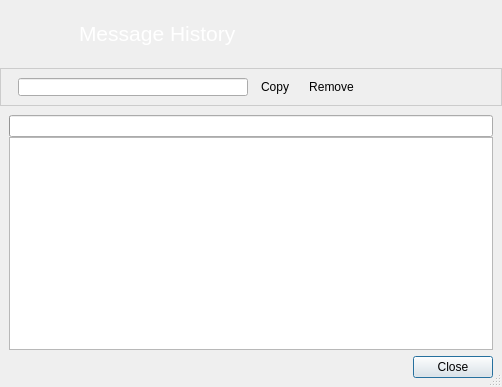
RetroShare/RetroShare, file retroshare-gui/src/gui/im_history/ImHistoryBrowser.ui: the form before one commit.
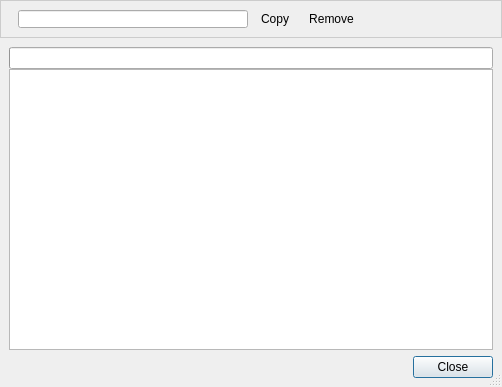
The form after the commit. Icons and pictures are not drawn. Custom widgets are drawn as their Qt base class.

Commit message: Added new base class HeaderFrame - image and text at top of the windows.

```diff
--- a/retroshare-gui/src/gui/im_history/ImHistoryBrowser.ui
+++ b/retroshare-gui/src/gui/im_history/ImHistoryBrowser.ui
@@ -28,10 +28,7 @@
     <number>0</number>
    </property>
    <item row="0" column="0">
-    <widget class="QFrame" name="frame_2">
-     <property name="styleSheet">
-      <string notr="true">QFrame#frame_2{background-image: url(:/images/connect/connectFriendBanner.png)}</string>
-     </property>
+    <widget class="HeaderFrame" name="headerFrame">
      <property name="frameShape">
       <enum>QFrame::NoFrame</enum>
      </property>
@@ -41,59 +38,6 @@
      <property name="lineWidth">
       <number>1</number>
      </property>
-     <layout class="QGridLayout" name="gridLayout_3">
-      <property name="leftMargin">
-       <number>6</number>
-      </property>
-      <property name="topMargin">
-       <number>2</number>
-      </property>
-      <property name="rightMargin">
-       <number>2</number>
-      </property>
-      <property name="bottomMargin">
-       <number>2</number>
-      </property>
-      <property name="horizontalSpacing">
-       <number>9</number>
-      </property>
-      <property name="verticalSpacing">
-       <number>6</number>
-      </property>
-      <item row="0" column="0">
-       <widget class="QLabel" name="label_2">
-        <property name="minimumSize">
-         <size>
-          <width>64</width>
-          <height>64</height>
-         </size>
-        </property>
-        <property name="maximumSize">
-         <size>
-          <width>64</width>
-          <height>64</height>
-         </size>
-        </property>
-        <property name="text">
-         <string/>
-        </property>
-        <property name="pixmap">
-         <pixmap resource="../images.qrc">:/images/user/agt_forum64.png</pixmap>
-        </property>
-       </widget>
-      </item>
-      <item row="0" column="1">
-       <widget class="QLabel" name="label_3">
-        <property name="text">
-         <string>&lt;!DOCTYPE HTML PUBLIC &quot;-//W3C//DTD HTML 4.0//EN&quot; &quot;http://www.w3.org/TR/REC-html40/strict.dtd&quot;&gt;
-&lt;html&gt;&lt;head&gt;&lt;meta name=&quot;qrichtext&quot; content=&quot;1&quot; /&gt;&lt;style type=&quot;text/css&quot;&gt;
-p, li { white-space: pre-wrap; }
-&lt;/style&gt;&lt;/head&gt;&lt;body style=&quot; font-family:'MS Shell Dlg 2'; font-size:8.25pt; font-weight:400; font-style:normal;&quot;&gt;
-&lt;p style=&quot; margin-top:0px; margin-bottom:0px; margin-left:0px; margin-right:0px; -qt-block-indent:0; text-indent:0px;&quot;&gt;&lt;span style=&quot; font-size:16pt; color:#ffffff;&quot;&gt;Message History&lt;/span&gt;&lt;/p&gt;&lt;/body&gt;&lt;/html&gt;</string>
-        </property>
-       </widget>
-      </item>
-     </layout>
     </widget>
    </item>
    <item row="1" column="0">
@@ -264,6 +208,12 @@
   </layout>
  </widget>
  <customwidgets>
+  <customwidget>
+   <class>HeaderFrame</class>
+   <extends>QFrame</extends>
+   <header>gui/common/HeaderFrame.h</header>
+   <container>1</container>
+  </customwidget>
   <customwidget>
    <class>LineEditClear</class>
    <extends>QLineEdit</extends>
```
The commit also changes 41 other files.
